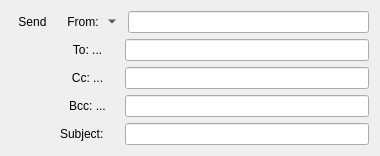
Qt form Mail/mailfieldswidget.ui (InvictusInnovations/keyhotee) before a commit.
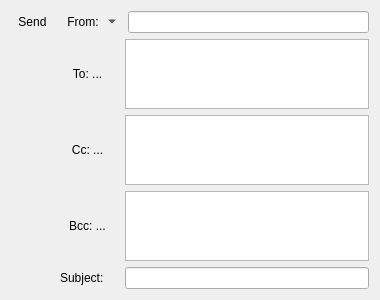
The same form after that commit. Icons and pictures are not drawn. Custom widgets are drawn as their Qt base class.

Commit message: [BW]: [NIP] Further mail editor development: - implemented filling of sender identities list - added text formatting controls: color picker, font style & size selector - receiver address boxes supports auto completion right now

```diff
--- a/Mail/mailfieldswidget.ui
+++ b/Mail/mailfieldswidget.ui
@@ -124,7 +124,7 @@
         </widget>
        </item>
        <item>
-        <widget class="QLineEdit" name="toEdit">
+        <widget class="ContactListEdit" name="toEdit">
          <property name="minimumSize">
           <size>
            <width>230</width>
@@ -160,7 +160,7 @@
         </widget>
        </item>
        <item>
-        <widget class="QLineEdit" name="ccEdit">
+        <widget class="ContactListEdit" name="ccEdit">
          <property name="minimumSize">
           <size>
            <width>230</width>
@@ -202,7 +202,7 @@
         </widget>
        </item>
        <item>
-        <widget class="QLineEdit" name="bccEdit">
+        <widget class="ContactListEdit" name="bccEdit">
          <property name="minimumSize">
           <size>
            <width>230</width>
@@ -247,6 +247,13 @@
    </item>
   </layout>
  </widget>
+ <customwidgets>
+  <customwidget>
+   <class>ContactListEdit</class>
+   <extends>QTextEdit</extends>
+   <header>ContactListEdit.hpp</header>
+  </customwidget>
+ </customwidgets>
  <resources>
   <include location="../Keyhotee.qrc"/>
  </resources>
```
The commit also changes 10 other files.
